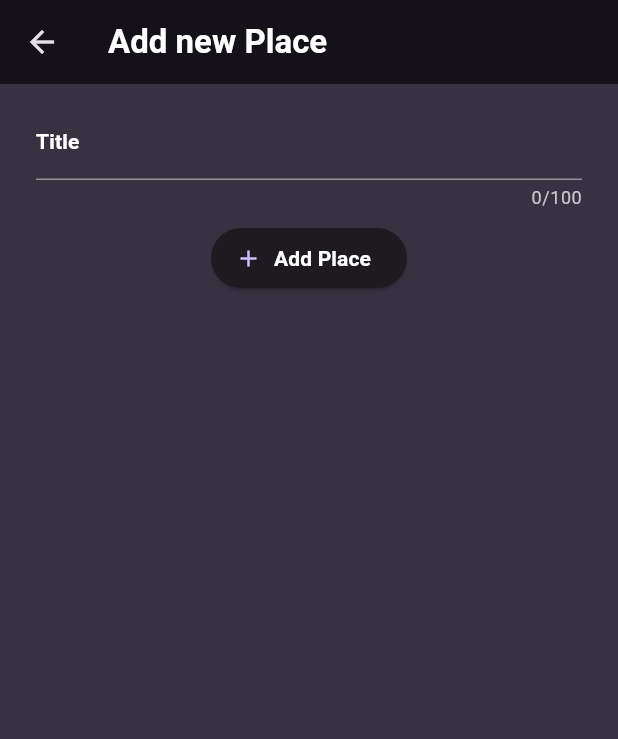
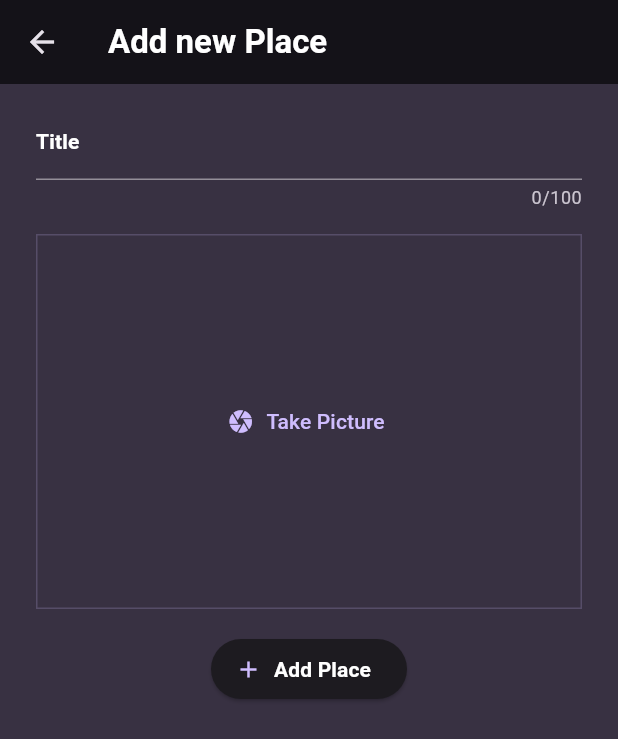
Before and after one commit to cocahonka/flutter-training-favorite-places, a Flutter app: the NewPlaceScreen screen opened directly, on a phone screen of 412 x 824 dp. Shown: the top 739 px of the screen. Run offline on Flutter 3.47's test engine with Material 3 defaults, Android fonts, the phone set to English and light mode, and no system bars; our stand-ins replace google_fonts, image_picker.

Commit message:
added ability to take photo in new place screen

```diff
--- a/lib/screens/new_place_screen.dart
+++ b/lib/screens/new_place_screen.dart
@@ -1,4 +1,5 @@
 import 'package:favorite_places/scopes/places_scope.dart';
+import 'package:favorite_places/widgets/native/image_input.dart';
 import 'package:favorite_places/widgets/places/place_title_field.dart';
 import 'package:flutter/material.dart';
 
@@ -39,8 +40,12 @@ class _NewPlaceScreenState extends State<NewPlaceScreen> {
             child: Column(
               children: [
                 PlaceTitleField(onSaved: (value) => _enteredTitle = value!),
+                const Padding(
+                  padding: EdgeInsets.only(top: 16),
+                  child: ImageInput(),
+                ),
                 Padding(
-                  padding: const EdgeInsets.only(top: 8),
+                  padding: const EdgeInsets.only(top: 16),
                   child: ElevatedButton.icon(
                     onPressed: _saveForm,
                     icon: const Icon(Icons.add),
--- /dev/null
+++ b/lib/widgets/native/image_input.dart
@@ -0,0 +1,58 @@
+import 'dart:io';
+
+import 'package:flutter/material.dart';
+import 'package:image_picker/image_picker.dart';
+
+class ImageInput extends StatefulWidget {
+  const ImageInput({super.key});
+
+  @override
+  State<ImageInput> createState() => _ImageInputState();
+}
+
+class _ImageInputState extends State<ImageInput> {
+  File? _takenImage;
+
+  Future<void> _takePicture() async {
+    final imagePicker = ImagePicker();
+    final pickedImage = await imagePicker.pickImage(
+      source: ImageSource.camera,
+      maxWidth: 600,
+    );
+
+    if (pickedImage == null) return;
+
+    setState(() {
+      _takenImage = File(pickedImage.path);
+    });
+  }
+
+  @override
+  Widget build(BuildContext context) {
+    return Container(
+      height: 250,
+      width: double.infinity,
+      alignment: Alignment.center,
+      decoration: BoxDecoration(
+        border: Border.all(
+          color: Theme.of(context).colorScheme.primary.withOpacity(0.2),
+        ),
+      ),
+      child: _takenImage == null
+          ? TextButton.icon(
+              onPressed: _takePicture,
+              icon: const Icon(Icons.camera),
+              label: const Text('Take Picture'),
+            )
+          : GestureDetector(
+              onTap: _takePicture,
+              child: Image.file(
+                _takenImage!,
+                fit: BoxFit.cover,
+                width: double.infinity,
+                height: double.infinity,
+              ),
+            ),
+    );
+  }
+}
--- a/pubspec.yaml
+++ b/pubspec.yaml
@@ -10,6 +10,7 @@ dependencies:
   flutter:
     sdk: flutter
   google_fonts: ^6.1.0
+  image_picker: ^1.0.7
 
 dev_dependencies:
   very_good_analysis: ^5.1.0
```
Also changed, not shown: pubspec.lock.
